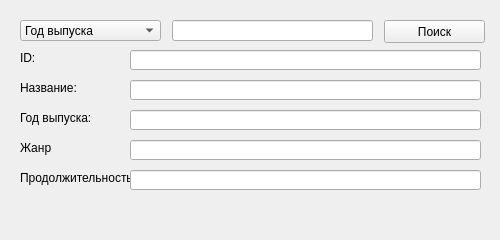
The window that UI.ui (GoldmanYT/yandex_lyceum) describes before a commit, drawn with Qt 5.
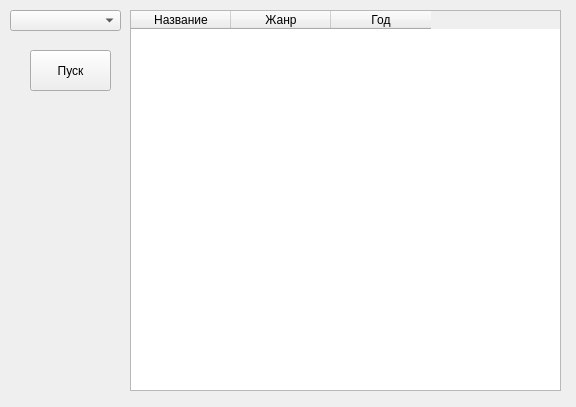
The same window after the commit.

Commit message: Фильтрация по жанрам

Diff of the .ui file:
```diff
--- a/UI.ui
+++ b/UI.ui
@@ -6,8 +6,8 @@
    <rect>
     <x>0</x>
     <y>0</y>
-    <width>500</width>
-    <height>240</height>
+    <width>576</width>
+    <height>407</height>
    </rect>
   </property>
   <property name="windowTitle">
@@ -17,193 +17,50 @@
    <widget class="QComboBox" name="cb">
     <property name="geometry">
      <rect>
-      <x>20</x>
-      <y>20</y>
-      <width>141</width>
+      <x>10</x>
+      <y>10</y>
+      <width>111</width>
       <height>21</height>
      </rect>
     </property>
-    <item>
-     <property name="text">
-      <string>Год выпуска</string>
-     </property>
-    </item>
-    <item>
+   </widget>
+   <widget class="QPushButton" name="btn_update">
+    <property name="geometry">
+     <rect>
+      <x>30</x>
+      <y>50</y>
+      <width>81</width>
+      <height>41</height>
+     </rect>
+    </property>
+    <property name="text">
+     <string>Пуск</string>
+    </property>
+   </widget>
+   <widget class="QTableWidget" name="table">
+    <property name="geometry">
+     <rect>
+      <x>130</x>
+      <y>10</y>
+      <width>431</width>
+      <height>381</height>
+     </rect>
+    </property>
+    <column>
      <property name="text">
       <string>Название</string>
      </property>
-    </item>
-    <item>
+    </column>
+    <column>
      <property name="text">
-      <string>Продолжительность</string>
+      <string>Жанр</string>
      </property>
-    </item>
-   </widget>
-   <widget class="QLineEdit" name="le_search">
-    <property name="geometry">
-     <rect>
-      <x>172</x>
-      <y>20</y>
-      <width>201</width>
-      <height>21</height>
-     </rect>
-    </property>
-   </widget>
-   <widget class="QPushButton" name="btn_search">
-    <property name="geometry">
-     <rect>
-      <x>384</x>
-      <y>20</y>
-      <width>101</width>
-      <height>23</height>
-     </rect>
-    </property>
-    <property name="text">
-     <string>Поиск</string>
-    </property>
-   </widget>
-   <widget class="QLabel" name="label">
-    <property name="geometry">
-     <rect>
-      <x>20</x>
-      <y>50</y>
-      <width>111</width>
-      <height>16</height>
-     </rect>
-    </property>
-    <property name="text">
-     <string>ID:</string>
-    </property>
-   </widget>
-   <widget class="QLabel" name="label_2">
-    <property name="geometry">
-     <rect>
-      <x>20</x>
-      <y>80</y>
-      <width>111</width>
-      <height>16</height>
-     </rect>
-    </property>
-    <property name="text">
-     <string>Название:</string>
-    </property>
-   </widget>
-   <widget class="QLabel" name="label_3">
-    <property name="geometry">
-     <rect>
-      <x>20</x>
-      <y>110</y>
-      <width>111</width>
-      <height>16</height>
-     </rect>
-    </property>
-    <property name="text">
-     <string>Год выпуска:</string>
-    </property>
-   </widget>
-   <widget class="QLabel" name="label_4">
-    <property name="geometry">
-     <rect>
-      <x>20</x>
-      <y>140</y>
-      <width>111</width>
-      <height>16</height>
-     </rect>
-    </property>
-    <property name="text">
-     <string>Жанр</string>
-    </property>
-   </widget>
-   <widget class="QLabel" name="label_5">
-    <property name="geometry">
-     <rect>
-      <x>20</x>
-      <y>170</y>
-      <width>111</width>
-      <height>16</height>
-     </rect>
-    </property>
-    <property name="text">
-     <string>Продолжительность:</string>
-    </property>
-   </widget>
-   <widget class="QLabel" name="lb_error">
-    <property name="geometry">
-     <rect>
-      <x>20</x>
-      <y>200</y>
-      <width>111</width>
-      <height>16</height>
-     </rect>
-    </property>
-    <property name="text">
-     <string/>
-    </property>
-   </widget>
-   <widget class="QLineEdit" name="le_id">
-    <property name="geometry">
-     <rect>
-      <x>130</x>
-      <y>50</y>
-      <width>351</width>
-      <height>20</height>
-     </rect>
-    </property>
-    <property name="readOnly">
-     <bool>true</bool>
-    </property>
-   </widget>
-   <widget class="QLineEdit" name="le_name">
-    <property name="geometry">
-     <rect>
-      <x>130</x>
-      <y>80</y>
-      <width>351</width>
-      <height>20</height>
-     </rect>
-    </property>
-    <property name="readOnly">
-     <bool>true</bool>
-    </property>
-   </widget>
-   <widget class="QLineEdit" name="le_year">
-    <property name="geometry">
-     <rect>
-      <x>130</x>
-      <y>110</y>
-      <width>351</width>
-      <height>20</height>
-     </rect>
-    </property>
-    <property name="readOnly">
-     <bool>true</bool>
-    </property>
-   </widget>
-   <widget class="QLineEdit" name="le_genre">
-    <property name="geometry">
-     <rect>
-      <x>130</x>
-      <y>140</y>
-      <width>351</width>
-      <height>20</height>
-     </rect>
-    </property>
-    <property name="readOnly">
-     <bool>true</bool>
-    </property>
-   </widget>
-   <widget class="QLineEdit" name="le_duration">
-    <property name="geometry">
-     <rect>
-      <x>130</x>
-      <y>170</y>
-      <width>351</width>
-      <height>20</height>
-     </rect>
-    </property>
-    <property name="readOnly">
-     <bool>true</bool>
-    </property>
+    </column>
+    <column>
+     <property name="text">
+      <string>Год</string>
+     </property>
+    </column>
    </widget>
   </widget>
  </widget>
```
Left out of the diff: 4 changed lines with no effect on the pictures. The commit also changes 1 other file.
